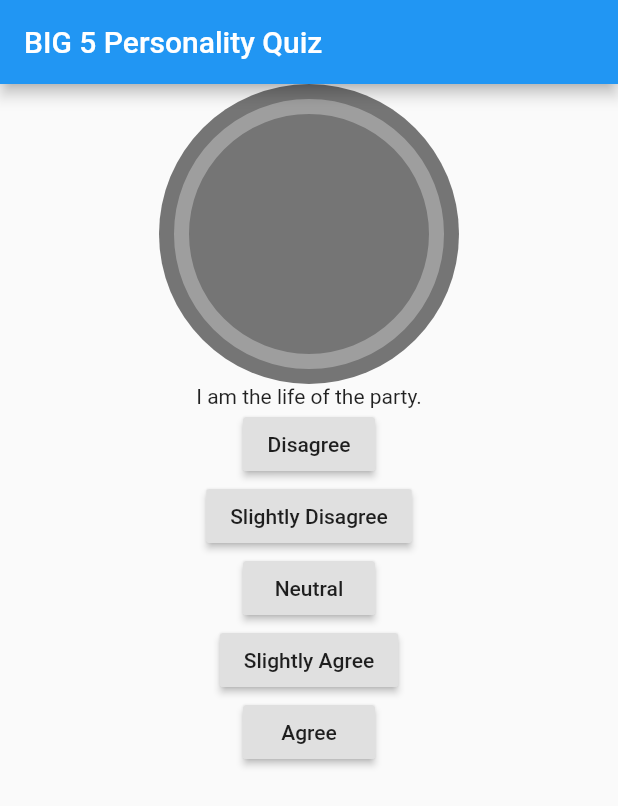
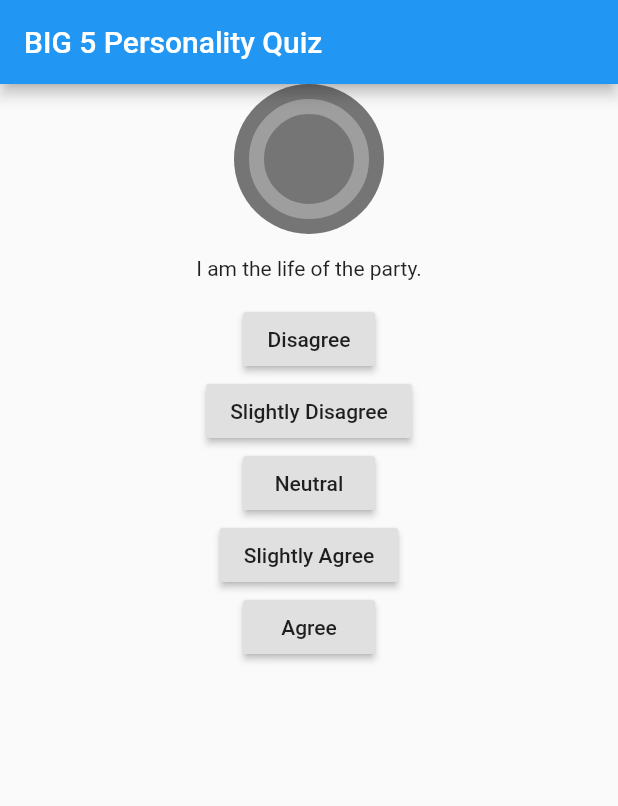
Before and after one commit to RubberBullets/Big-5-Personality-Quiz, a Flutter app: the screen it shows after launch, on a phone screen of 412 x 824 dp. Shown: the top 806 px of the screen. Run offline on Flutter 3.47's test engine with Material 2 defaults, Android fonts, the light colour scheme and no system bars.

Commit message:
slight styling done to progress bar

```diff
--- a/lib/main.dart
+++ b/lib/main.dart
@@ -416,9 +416,9 @@ class MyBiGFiveQuizAppState extends State<MyBiGFiveQuizApp> {
                 children: <Widget>[
                   Container(
                     //color: Colors.grey[600],
-                    decoration: BoxDecoration(borderRadius: BorderRadius.all(Radius.circular(200)),color: Colors.grey[600], ),
-                    width: 200,
-                    height: 200,
+                    decoration: BoxDecoration(borderRadius: BorderRadius.all(Radius.circular(100)),color: Colors.grey[600], ),
+                    width: 100,
+                    height: 100,
                     padding: EdgeInsets.fromLTRB(15,15,15,15),
                     child: CircularProgressIndicator(value: currentProgress(questionIndex,questions.length),
                       backgroundColor: Colors.grey,
@@ -429,6 +429,7 @@ class MyBiGFiveQuizAppState extends State<MyBiGFiveQuizApp> {
                   ),
                   Container(
                     child: Text(questions[questionIndex]['question text']),
+                    padding: EdgeInsets.fromLTRB(15,15,15,15),
                   ),
                   RaisedButton(
                     child: Text('Disagree'),
```
